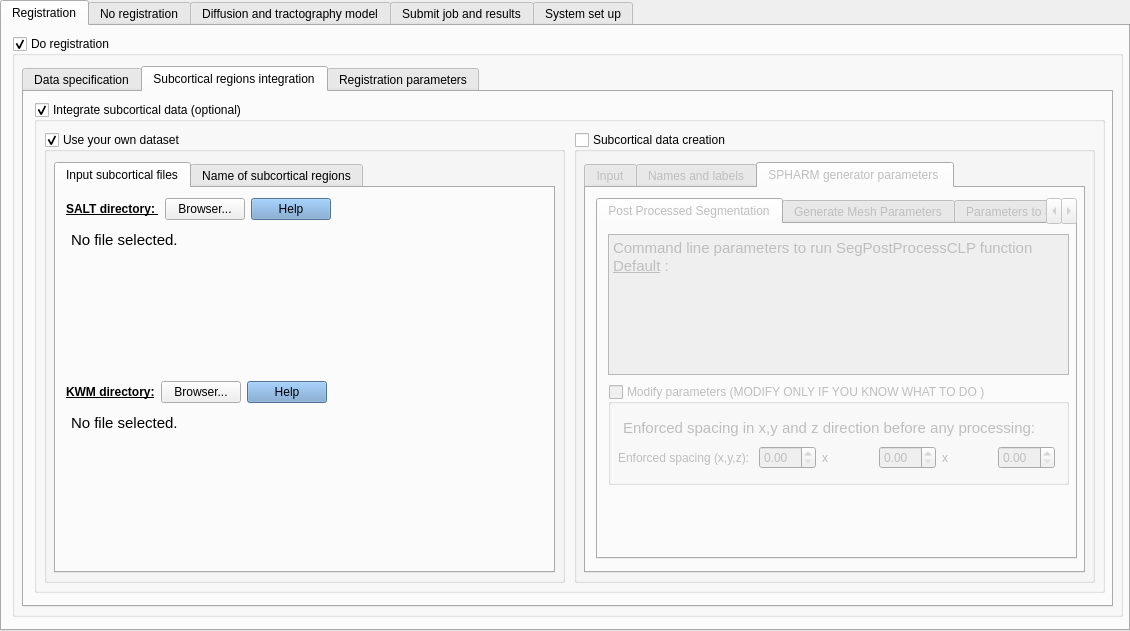
Old version of the form interface_tab.ui in the repository elodiepiot/CONTINUITY_all.
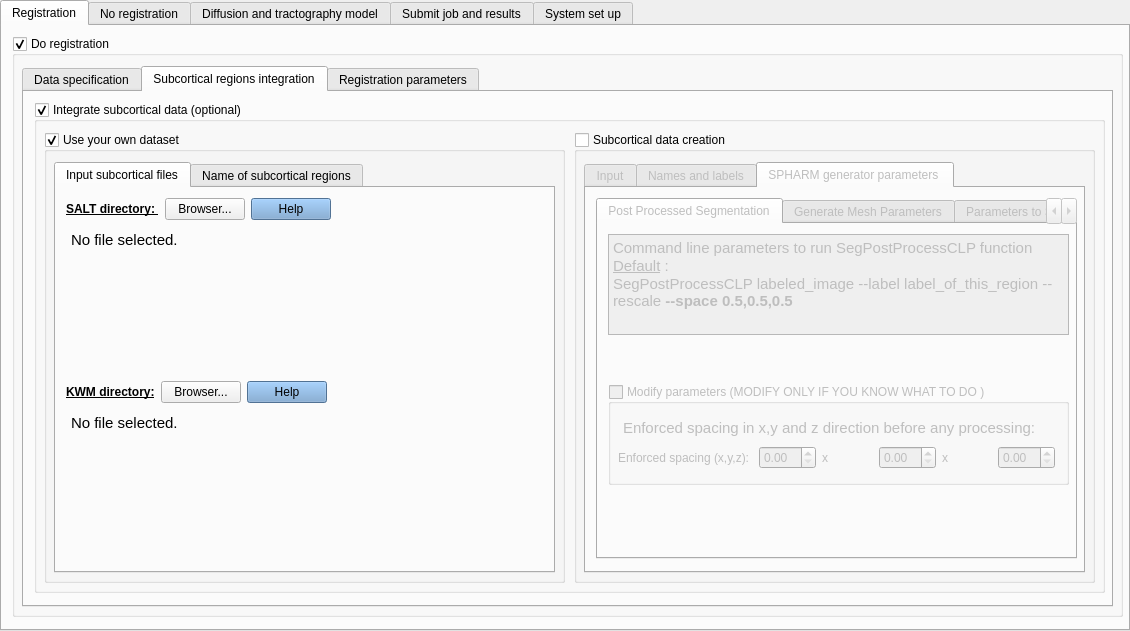
New version of the form. The open tabs and pages were chosen to show the change.

Commit message: ENH: param SPHARM generator

```diff
--- a/interface_tab.ui
+++ b/interface_tab.ui
@@ -1443,7 +1443,7 @@
                <x>10</x>
                <y>10</y>
                <width>461</width>
-               <height>141</height>
+               <height>101</height>
               </rect>
              </property>
              <property name="html">
@@ -1452,7 +1452,8 @@
 p, li { white-space: pre-wrap; }
 &lt;/style&gt;&lt;/head&gt;&lt;body style=&quot; font-family:'Ubuntu'; font-size:11pt; font-weight:400; font-style:normal;&quot;&gt;
 &lt;p style=&quot; margin-top:0px; margin-bottom:0px; margin-left:0px; margin-right:0px; -qt-block-indent:0; text-indent:0px;&quot;&gt;Command line parameters to run SegPostProcessCLP function&lt;/p&gt;
-&lt;p style=&quot; margin-top:0px; margin-bottom:0px; margin-left:0px; margin-right:0px; -qt-block-indent:0; text-indent:0px;&quot;&gt;&lt;span style=&quot; text-decoration: underline;&quot;&gt;Default&lt;/span&gt; :&lt;span style=&quot; font-weight:600;&quot;&gt; &lt;/span&gt;&lt;/p&gt;&lt;/body&gt;&lt;/html&gt;</string>
+&lt;p style=&quot; margin-top:0px; margin-bottom:0px; margin-left:0px; margin-right:0px; -qt-block-indent:0; text-indent:0px;&quot;&gt;&lt;span style=&quot; text-decoration: underline;&quot;&gt;Default&lt;/span&gt; :&lt;span style=&quot; font-weight:600;&quot;&gt; &lt;/span&gt;&lt;/p&gt;
+&lt;p style=&quot; margin-top:0px; margin-bottom:0px; margin-left:0px; margin-right:0px; -qt-block-indent:0; text-indent:0px;&quot;&gt;SegPostProcessCLP labeled_image --label label_of_this_region --rescale &lt;span style=&quot; font-weight:600;&quot;&gt;--space 0.5,0.5,0.5&lt;/span&gt;&lt;/p&gt;&lt;/body&gt;&lt;/html&gt;</string>
              </property>
             </widget>
             <widget class="QGroupBox" name="modify_ANTs_groupBox_2">
```
Left out of the diff: 10 changed lines with no effect on the pictures. The commit also changes 2 other files.
